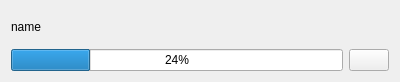
Qt form Code/moduleBase/processBar.ui (DISOGitHub/FastCAE_Linux) before a commit.
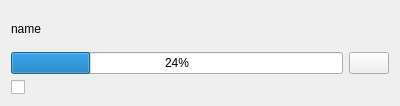
The same form after that commit. Icons and pictures are not drawn.

```diff
--- a/Code/moduleBase/processBar.ui
+++ b/Code/moduleBase/processBar.ui
@@ -7,7 +7,7 @@
     <x>0</x>
     <y>0</y>
     <width>400</width>
-    <height>82</height>
+    <height>106</height>
    </rect>
   </property>
   <property name="windowTitle">
@@ -60,6 +60,13 @@
      </item>
     </layout>
    </item>
+   <item row="2" column="0">
+    <widget class="QCheckBox" name="autoCloseQCB">
+     <property name="text">
+      <string/>
+     </property>
+    </widget>
+   </item>
   </layout>
  </widget>
  <resources>
```
